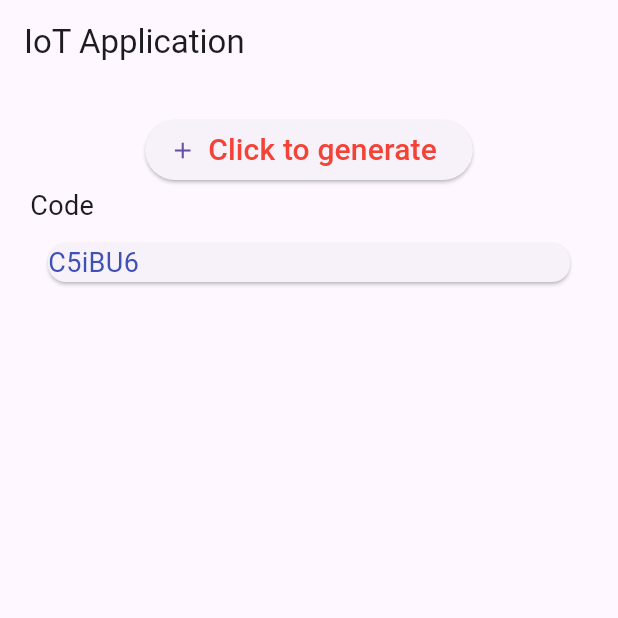
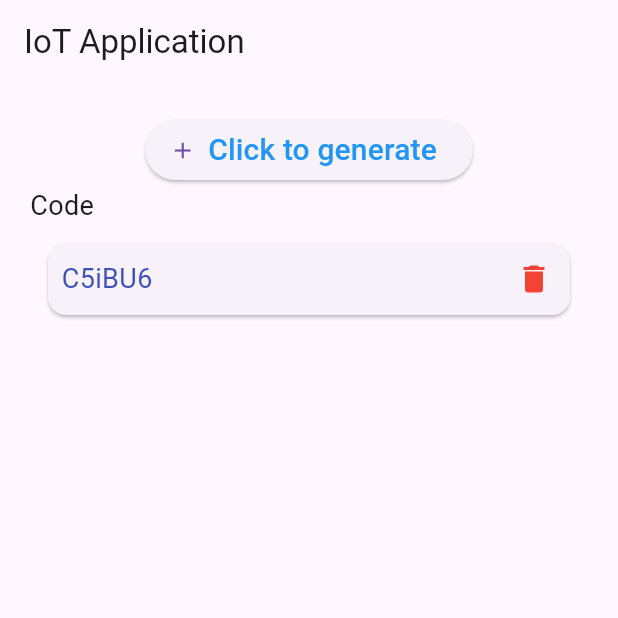
Before and after one commit to 2440057-Nguyen-Nhat-Anh/IoT-App, a Flutter app: the screen it shows after launch, after a tap on "Click to generate", on a phone screen of 412 x 824 dp, the top half of it. Run offline on Flutter 3.47's test engine with Material 3 defaults, Android fonts, the phone set to English and light mode, and no system bars.

Commit message:
Update padding and remove code function

```diff
--- a/lib/main.dart
+++ b/lib/main.dart
@@ -37,6 +37,13 @@ class MyAppState extends State<MyApp> {
     print("Create code: ${code.last}");
   }
 
+  void RemoveCode(int index) {
+    setState(() {
+      code.removeAt(index);
+    });
+    print("Removed the code");
+  }
+
   @override
   Widget build(BuildContext context) {
     return MaterialApp(
@@ -53,7 +60,7 @@ class MyAppState extends State<MyApp> {
                   icon: Icon(Icons.add),
                   label: Text(
                     'Click to generate',
-                    style: TextStyle(fontSize: 20, color: Colors.red),
+                    style: TextStyle(fontSize: 20, color: Colors.blue),
                   ),
                 ),
               ),
@@ -70,10 +77,22 @@ class MyAppState extends State<MyApp> {
                       margin: EdgeInsets.all(12),
                       child: Row(
                         children: [
-                          Expanded(child: Text(
-                            code[index],
-                            style: TextStyle(fontSize: 18, color: Colors.indigo),
-                          ))
+                          Expanded(
+                            child: Padding(
+                              padding: EdgeInsets.all(9),
+                              child: Text(
+                                code[index],
+                                style: TextStyle(
+                                  fontSize: 18,
+                                  color: Colors.indigo,
+                                ),
+                              ),
+                            ),
+                          ),
+                          IconButton(
+                            onPressed: () => RemoveCode(index),
+                            icon: Icon(Icons.delete, color: Colors.red),
+                          ),
                         ],
                       ),
                     );
```
